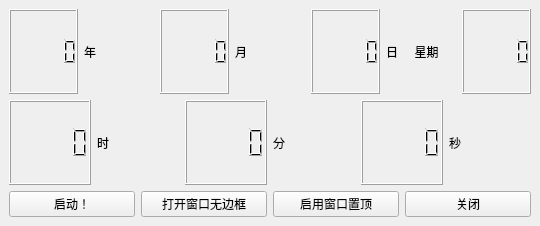
Above: Clock.ui from Rx584/QtClock before the change. Below: the same form after it.
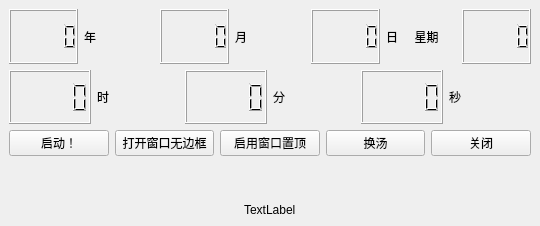
That is the form after the change.

Commit message: 更新UI UIC ui_Clock 添加 chicksoup.txt 更改clock.py

Patch:
```diff
--- a/Clock.ui
+++ b/Clock.ui
@@ -121,6 +121,13 @@
         </property>
        </widget>
       </item>
+      <item>
+       <widget class="QPushButton" name="reset_soup">
+        <property name="text">
+         <string>换汤</string>
+        </property>
+       </widget>
+      </item>
       <item>
        <widget class="QPushButton" name="close">
         <property name="text">
@@ -130,6 +137,13 @@
       </item>
      </layout>
     </item>
+    <item alignment="Qt::AlignHCenter|Qt::AlignBottom">
+     <widget class="QLabel" name="soup">
+      <property name="text">
+       <string>TextLabel</string>
+      </property>
+     </widget>
+    </item>
    </layout>
   </widget>
  </widget>
```
The commit also changes 3 other files.
